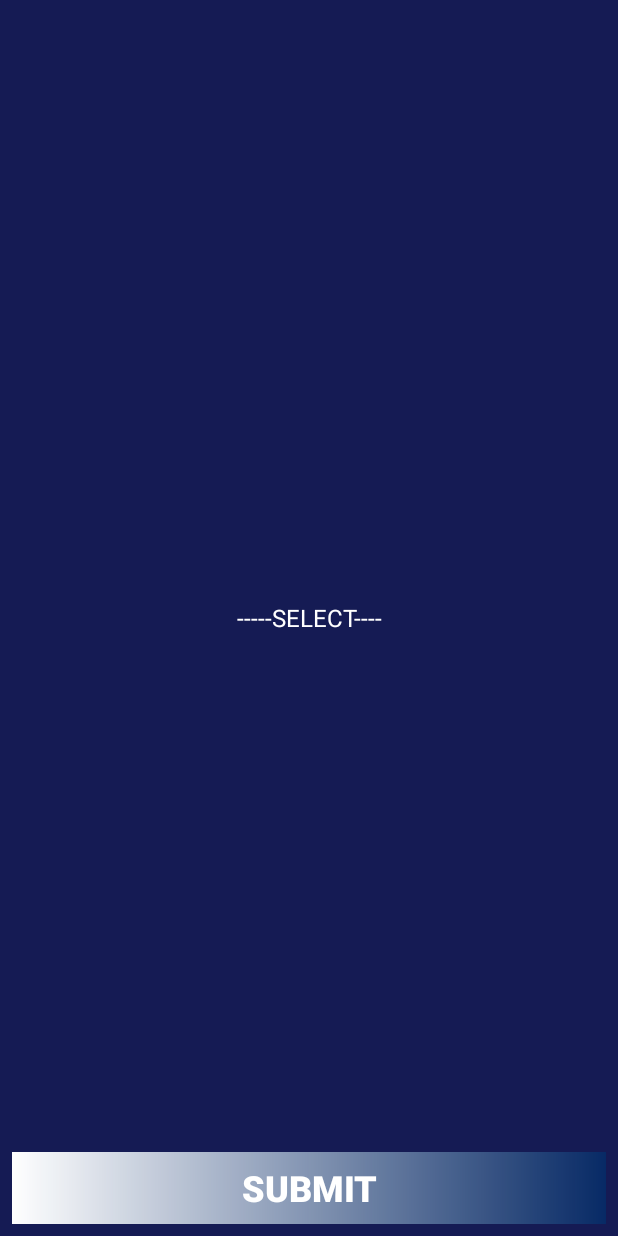
After one commit to MontbitTech/AndroidApp-e-EdPort-CMS, an Android app: the SchoolInformationActivity screen opened directly, with no data from a screen before it, on a phone screen of 412 x 824 dp. The commit adds this screen. Run offline under Robolectric (Android 15) with nearby library versions, the phone set to English and light mode, and no system bars.

Commit message:
making the system generic, implementing local prefernce storage, single time school filling

```diff
--- a/app/build.gradle
+++ b/app/build.gradle
@@ -28,6 +28,7 @@ dependencies {
 
     implementation 'androidx.appcompat:appcompat:1.1.0'
     implementation 'androidx.constraintlayout:constraintlayout:1.1.3'
+    implementation 'com.google.android.material:material:1.0.0'
     testImplementation 'junit:junit:4.12'
     androidTestImplementation 'androidx.test.ext:junit:1.1.1'
     androidTestImplementation 'androidx.test.espresso:espresso-core:3.2.0'
--- a/app/src/main/AndroidManifest.xml
+++ b/app/src/main/AndroidManifest.xml
@@ -13,6 +13,7 @@
         android:roundIcon="@mipmap/ic_launcher_round"
         android:supportsRtl="true"
         android:theme="@style/AppTheme">
+        <activity android:name=".SchoolInformation.SchoolInformationActivity"></activity>
         <activity android:name=".IntroSlider.IntroSliderActivity">
             <intent-filter>
                 <action android:name="android.intent.action.MAIN" />
@@ -27,9 +28,7 @@
         <activity
             android:name=".SplashScreen"
             android:label="@string/title_activity_school"
-            android:theme="@style/AppTheme.NoActionBar">
-
-        </activity>
+            android:theme="@style/AppTheme.NoActionBar"></activity>
     </application>
 
 </manifest>
--- a/app/src/main/java/com/application/schooltime/IntroSlider/IntroSliderActivity.java
+++ b/app/src/main/java/com/application/schooltime/IntroSlider/IntroSliderActivity.java
@@ -21,6 +21,7 @@ import android.widget.TextView;
 
 import com.application.schooltime.R;
 import com.application.schooltime.SplashScreen;
+import com.application.schooltime.Utilities.PrefManager;
 
 public class IntroSliderActivity extends AppCompatActivity {
 
@@ -111,15 +112,16 @@ public class IntroSliderActivity extends AppCompatActivity {
         if (dots.length > 0)
             dots[currentPage].setTextColor(colorsActive[currentPage]);
     }
+
     private int getItem(int i) {
         return viewPager.getCurrentItem() + i;
     }
+
     private void launchHomeScreen() {
         prefManager.setFirstTimeLaunch(false);
         startActivity(new Intent(IntroSliderActivity.this, SplashScreen.class));
         finish();
     }
-
 
     public class MyViewPagerAdapter extends PagerAdapter {
         private LayoutInflater layoutInflater;
--- a/app/src/main/java/com/application/schooltime/SchoolActivity.java
+++ b/app/src/main/java/com/application/schooltime/SchoolActivity.java
@@ -24,10 +24,12 @@ import android.widget.Button;
 import android.widget.LinearLayout;
 import android.widget.ProgressBar;
 
+import com.application.schooltime.Utilities.PrefManager;
+
 
 public class SchoolActivity extends AppCompatActivity {
 
-    private static final String PAGE_URL = "https://cms001.schooltimes.ca/";
+    private  String PAGE_URL;
     private WebView webView;
     LinearLayout layout_error  ;
     Button  btn_retry ;
@@ -37,6 +39,8 @@ public class SchoolActivity extends AppCompatActivity {
     protected void onCreate(Bundle savedInstanceState) {
         super.onCreate(savedInstanceState);
         setContentView(R.layout.activity_school_times);
+
+        PAGE_URL= new PrefManager(this).getSchoolUrl();
 
         layout_error = findViewById(R.id.error_layout);
         btn_retry = findViewById(R.id.btn_retry);
--- /dev/null
+++ b/app/src/main/java/com/application/schooltime/SchoolInformation/SchoolInformationActivity.java
@@ -0,0 +1,95 @@
+package com.application.schooltime.SchoolInformation;
+
+import androidx.appcompat.app.AppCompatActivity;
+
+import android.content.Intent;
+import android.os.Build;
+import android.os.Bundle;
+import android.view.View;
+import android.widget.AdapterView;
+import android.widget.ArrayAdapter;
+import android.widget.Button;
+import android.widget.Spinner;
+
+import com.application.schooltime.R;
+import com.application.schooltime.SchoolActivity;
+import com.application.schooltime.Utilities.Constants;
+import com.application.schooltime.Utilities.PrefManager;
+import com.google.android.material.snackbar.Snackbar;
+
+public class SchoolInformationActivity extends AppCompatActivity {
+//********** THIS ACTIVITY WILL BE FIRED WHEN THE CHILD SELECTS HIS SCHOOL FOR THE FIRST TIME, OTHER THAN THAT IT WONT BE FIRED.....*********//
+    PrefManager prefManager;
+    Spinner schoolSpinner;
+    int schoolId;
+    String schoolName;
+    Button btnSubmit;
+
+
+    @Override
+    protected void onCreate(Bundle savedInstanceState) {
+        super.onCreate(savedInstanceState);
+
+        prefManager = new PrefManager(this);
+
+        if(prefManager.getSchool()!=null){
+            launchSchoolAcitivty();
+            finish();
+        }
+
+        if (Build.VERSION.SDK_INT >= 21) {
+            getWindow().getDecorView().setSystemUiVisibility(View.SYSTEM_UI_FLAG_LAYOUT_STABLE | View.SYSTEM_UI_FLAG_LAYOUT_FULLSCREEN);
+        }
+
+        setContentView(R.layout.activity_school_information);
+
+        schoolSpinner= findViewById(R.id.schools_spinner);
+        ArrayAdapter<CharSequence> schoolAdapter= ArrayAdapter.createFromResource(this,R.array.schools_array,R.layout.my_simple_spinner_dropdown);
+        schoolAdapter.setDropDownViewResource(R.layout.my_simple_spinner_item);
+        schoolSpinner.setAdapter(schoolAdapter);
+        btnSubmit=findViewById(R.id.btnSubmit);
+        schoolSpinner.setOnItemSelectedListener(new AdapterView.OnItemSelectedListener() {
+            @Override
+            public void onItemSelected(AdapterView<?> parent, View view, int position, long id) {
+                schoolId=position;
+                schoolName=(String) parent.getItemAtPosition(position);
+
+
+            }
+
+            @Override
+            public void onNothingSelected(AdapterView<?> parent) {
+
+            }
+        });
+
+        btnSubmit.setOnClickListener(new View.OnClickListener() {
+            @Override
+            public void onClick(View v) {
+                if(schoolId==0){
+                    Snackbar.make(v,"Please select a school",Snackbar.LENGTH_SHORT).show();
+                }
+
+                else if(schoolId==1){
+                    prefManager.setSchoolFirstTime(schoolName);
+                    prefManager.setSchoolUrl(Constants.DEMO_SCHOOL_URL);
+                    startActivity(new Intent(SchoolInformationActivity.this,SchoolActivity.class));
+                    finish();
+                }
+                else{
+                    prefManager.setSchoolFirstTime(schoolName);
+                    prefManager.setSchoolUrl(Constants.MAIN_SCHOOL_URL);
+                    startActivity(new Intent(SchoolInformationActivity.this,SchoolActivity.class));
+                    finish();
+                }
+
+
+            }
+        });
+
+    }
+
+    private void launchSchoolAcitivty() {
+        startActivity(new Intent(SchoolInformationActivity.this, SchoolActivity.class));
+    }
+}
--- a/app/src/main/java/com/application/schooltime/SplashScreen.java
+++ b/app/src/main/java/com/application/schooltime/SplashScreen.java
@@ -5,6 +5,8 @@ import android.os.Bundle;
 import androidx.appcompat.app.AppCompatActivity;
 import android.content.Intent;
 import android.os.Handler;
+
+import com.application.schooltime.SchoolInformation.SchoolInformationActivity;
 
 public class SplashScreen extends AppCompatActivity {
 
@@ -23,7 +25,7 @@ public class SplashScreen extends AppCompatActivity {
 
             @Override
             public void run() {
-                Intent i = new Intent(SplashScreen.this, SchoolActivity.class);
+                Intent i = new Intent(SplashScreen.this, SchoolInformationActivity.class);
                 startActivity(i);
                 finish();
             }
--- /dev/null
+++ b/app/src/main/res/drawable/button_background.xml
@@ -0,0 +1,9 @@
+<?xml version="1.0" encoding="utf-8"?>
+<shape xmlns:android="http://schemas.android.com/apk/res/android">
+    <gradient
+        android:startColor="#AA00316E"
+        android:endColor="#FFFFFF"
+        android:angle="180"
+        android:dither="true"
+        />
+</shape>
--- /dev/null
+++ b/app/src/main/res/layout/activity_school_information.xml
@@ -0,0 +1,34 @@
+<?xml version="1.0" encoding="utf-8"?>
+<RelativeLayout xmlns:android="http://schemas.android.com/apk/res/android"
+    xmlns:app="http://schemas.android.com/apk/res-auto"
+    xmlns:tools="http://schemas.android.com/tools"
+    android:layout_width="match_parent"
+    android:layout_height="match_parent"
+    android:background="@color/webViewDark"
+    tools:context=".SchoolInformation.SchoolInformationActivity">
+
+    <Spinner
+        android:textAlignment="center"
+        android:id="@+id/schools_spinner"
+        android:spinnerMode="dropdown"
+        android:padding="5dp"
+        android:background="@android:color/transparent"
+        android:layout_width="fill_parent"
+        android:layout_height="wrap_content"
+        android:layout_centerInParent="true"
+        android:gravity="center_horizontal" />
+
+
+
+    <Button
+        android:id="@+id/btnSubmit"
+        android:layout_alignParentBottom="true"
+        android:layout_width="match_parent"
+        android:layout_height="wrap_content"
+        android:textSize="24sp"
+        android:text="@string/submit"
+        android:layout_margin="8dp"
+        android:textStyle="bold"
+        android:textColor="@android:color/white"
+        android:background="@drawable/button_background" />
+</RelativeLayout>
--- /dev/null
+++ b/app/src/main/res/layout/my_simple_spinner_dropdown.xml
@@ -0,0 +1,14 @@
+<?xml version="1.0" encoding="utf-8"?>
+
+<CheckedTextView xmlns:android="http://schemas.android.com/apk/res/android"
+    android:id="@android:id/text1"
+    style="@style/spinnerDropDownItemStyle"
+    android:layout_width="match_parent"
+    android:layout_height="wrap_content"
+    android:ellipsize="marquee"
+    android:textAlignment="center"
+    android:padding="5dp"
+    android:textColor="@android:color/white"
+    android:layout_centerHorizontal="true"
+    android:singleLine="true"
+    android:gravity="center_horizontal" />
--- a/app/src/main/res/values/colors.xml
+++ b/app/src/main/res/values/colors.xml
@@ -22,6 +22,7 @@
     <color name="dot_light_screen2">#8cf9eb</color>
     <color name="dot_light_screen3">#93c6fd</color>
     <color name="dot_light_screen4">#e4b5fc</color>
+    <color name="webViewDark">#151B54</color>
 
     <array name="array_dot_active">
         <item>@color/dot_light_screen1</item>
--- a/app/src/main/res/values/strings.xml
+++ b/app/src/main/res/values/strings.xml
@@ -22,4 +22,13 @@
 
     <string name="play_again_desc">To see the welcome slider again, goto Settings -> apps -> welcome slider -> clear data</string>
     <string name="play_again">Play Again</string>
+    <string name="submit">submit</string>
+
+    <string-array name="schools_array">
+        <item>-----SELECT----</item>
+        <item>Demo School</item>
+        <item>Main School</item>
+    </string-array>
+
+
 </resources>
--- a/app/src/main/res/values/styles.xml
+++ b/app/src/main/res/values/styles.xml
@@ -36,6 +36,14 @@
         <item name="android:topBright">@android:color/transparent</item>
         <item name="android:topDark">@android:color/transparent</item>
     </style>
+    <style name="spinnerItemStyle" parent="android:Widget.TextView.SpinnerItem">
 
 
+    </style>
+
+    <style name="spinnerDropDownItemStyle" parent="android:TextAppearance.Widget.TextView.SpinnerItem">
+
+
+    </style>
+
 </resources>
```
Also changed, not shown: app/src/main/java/com/application/schooltime/IntroSlider/PrefManager.java (deleted, +0 -37 lines), app/src/main/java/com/application/schooltime/Utilities/Constants.java (+7 -0 lines), app/src/main/java/com/application/schooltime/Utilities/PrefManager.java (added, +55 -0 lines), app/src/main/res/layout/my_simple_spinner_item.xml (added, +14 -0 lines).
